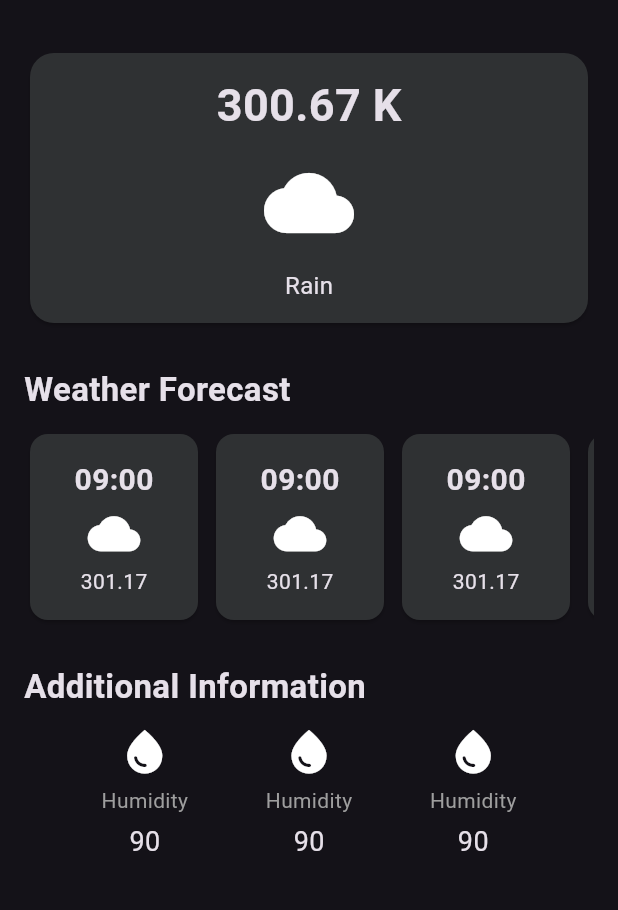
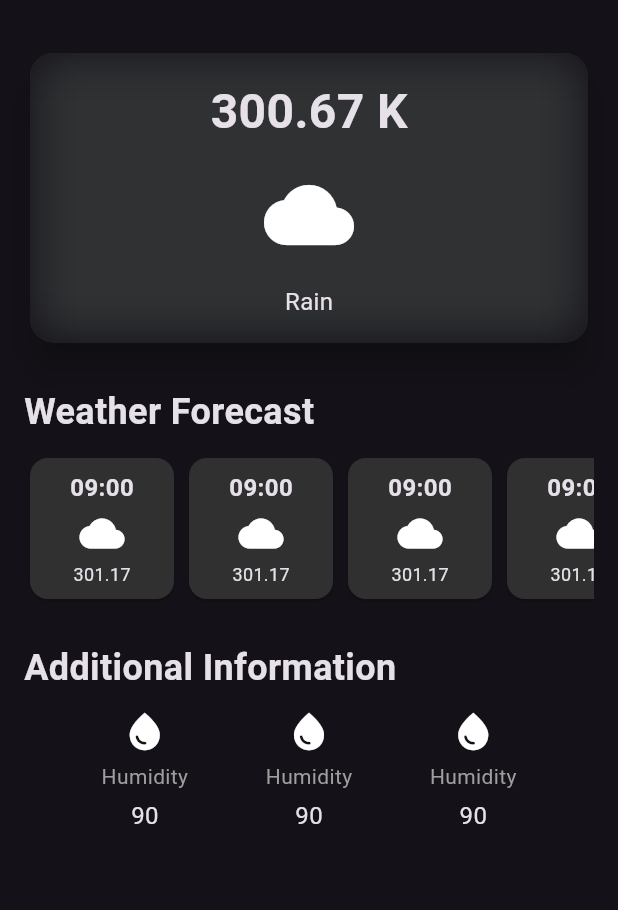
Before and after one commit to VannetNang/website-app-flutter, a Flutter app: the screen it shows after launch, on a phone screen of 412 x 824 dp, the part 61-971 px from its top. Run offline on Flutter 3.47's test engine with Material 3 defaults, Android fonts, the phone set to English and light mode, and no system bars.

Commit message:
- re-designed the UI screen

```diff
--- a/lib/additional_information_component.dart
+++ b/lib/additional_information_component.dart
@@ -7,11 +7,11 @@ class AdditionalInformationComponent extends StatelessWidget {
   Widget build(BuildContext context) {
     return Column(
       children: [
-        Icon(Icons.water_drop, size: 35),
+        Icon(Icons.water_drop, size: 30),
         const SizedBox(height: 5),
         Text('Humidity', style: TextStyle(color: Colors.grey),),
         const SizedBox(height: 5),
-        Text('90', style: TextStyle(fontSize: 18),),
+        Text('90', style: TextStyle(fontSize: 16),),
       ],
     );
   }
--- a/lib/hourly_forecast_component.dart
+++ b/lib/hourly_forecast_component.dart
@@ -6,9 +6,9 @@ class HourlyForecastComponent extends StatelessWidget {
   @override
   Widget build(BuildContext context) {
     return Card(
-      color: const Color.fromARGB(255, 47, 49, 51),
+      color: const Color.fromARGB(255, 48, 48, 48),
       child: Container(
-        padding: const EdgeInsets.all(16),
+        padding: const EdgeInsets.all(8),
         child: SizedBox(
           width: 80,
           child: Column(
@@ -16,10 +16,10 @@ class HourlyForecastComponent extends StatelessWidget {
             children: [
               Text(
                 '09:00',
-                style: TextStyle(fontSize: 20, fontWeight: FontWeight.bold),
+                style: TextStyle(fontSize: 16, fontWeight: FontWeight.bold),
               ),
-              Icon(Icons.cloud, size: 35),
-              Text('301.17'),
+              Icon(Icons.cloud, size: 30),
+              Text('301.17', style: TextStyle(fontSize: 12)),
             ],
           ),
         ),
--- a/lib/weather_app.dart
+++ b/lib/weather_app.dart
@@ -1,3 +1,5 @@
+import 'dart:ui';
+
 import 'package:flutter/material.dart';
 import 'package:weather_app_flutter/additional_information_component.dart';
 import 'package:weather_app_flutter/hourly_forecast_component.dart';
@@ -29,27 +31,39 @@ class WeatherApp extends StatelessWidget {
         child: Column(
           children: [
             // Main card
-            Card(
+            SizedBox(
+              width: double.infinity,
+              child: Card(
                 color: const Color.fromARGB(255, 47, 49, 51),
+                elevation: 10,
                 shape: RoundedRectangleBorder(
                   borderRadius: BorderRadius.circular(16),
                 ),
-              child: SizedBox(
-                width: double.infinity,
-                height: 180,
+                child: ClipRRect(
+                  borderRadius: BorderRadius.circular(16),
+                  child: BackdropFilter(
+                    filter: ImageFilter.blur(sigmaX: 16, sigmaY: 16),
+                    child: Padding(
+                      padding: EdgeInsetsGeometry.all(16),
                       child: Column(
-                  mainAxisAlignment: MainAxisAlignment.spaceEvenly,
                         children: [
                           Text(
                             '300.67 K',
                             style: TextStyle(
-                        fontSize: 30,
+                              fontSize: 32,
                               fontWeight: FontWeight.bold,
                             ),
                           ),
+
+                          SizedBox(height: 16),
                           Icon(Icons.cloud, size: 60),
+
+                          SizedBox(height: 16),
                           Text('Rain', style: TextStyle(fontSize: 16)),
                         ],
+                      ),
+                    ),
+                  ),
                 ),
               ),
             ),
@@ -60,7 +74,7 @@ class WeatherApp extends StatelessWidget {
               alignment: AlignmentGeometry.centerLeft,
               child: Text(
                 'Weather Forecast',
-                style: TextStyle(fontSize: 22, fontWeight: FontWeight.w700),
+                style: TextStyle(fontSize: 24, fontWeight: FontWeight.w700),
               ),
             ),
 
@@ -68,7 +82,7 @@ class WeatherApp extends StatelessWidget {
             SingleChildScrollView(
               scrollDirection: Axis.horizontal,
               child: Row(
-                spacing: 4,
+                spacing: 2,
                 children: [
                   HourlyForecastComponent(),
                   HourlyForecastComponent(),
@@ -84,7 +98,7 @@ class WeatherApp extends StatelessWidget {
               alignment: AlignmentGeometry.centerLeft,
               child: Text(
                 'Additional Information',
-                style: TextStyle(fontSize: 22, fontWeight: FontWeight.w700),
+                style: TextStyle(fontSize: 24, fontWeight: FontWeight.w700),
               ),
             ),
 
```
Lines whose indentation alone changed are shown as unchanged.
